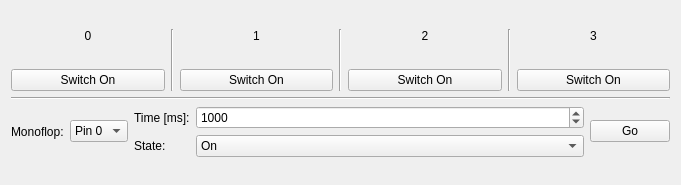
Qt form src/brickv/plugin_system/plugins/industrial_quad_relay_v2/ui/industrial_quad_relay_v2.ui (Tinkerforge/brickv) before a commit.
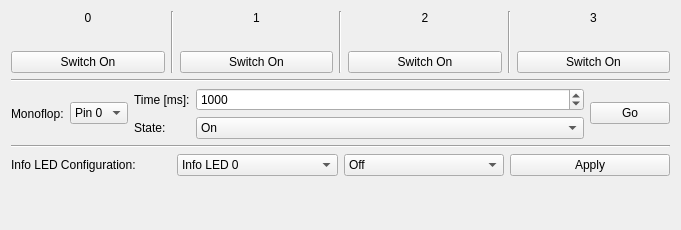
The same form after that commit.

Commit message: industrial-quad-relay-v2: Add info LED config support

Patch:
```diff
--- a/src/brickv/plugin_system/plugins/industrial_quad_relay_v2/ui/industrial_quad_relay_v2.ui
+++ b/src/brickv/plugin_system/plugins/industrial_quad_relay_v2/ui/industrial_quad_relay_v2.ui
@@ -7,26 +7,13 @@
     <x>0</x>
     <y>0</y>
     <width>681</width>
-    <height>185</height>
+    <height>230</height>
    </rect>
   </property>
   <property name="windowTitle">
    <string>Form</string>
   </property>
   <layout class="QVBoxLayout" name="verticalLayout">
-   <item>
-    <spacer name="verticalSpacer">
-     <property name="orientation">
-      <enum>Qt::Vertical</enum>
-     </property>
-     <property name="sizeHint" stdset="0">
-      <size>
-       <width>0</width>
-       <height>0</height>
-      </size>
-     </property>
-    </spacer>
-   </item>
    <item>
     <layout class="QHBoxLayout" name="horizontalLayout_4">
      <item>
@@ -283,6 +270,82 @@
      </item>
     </layout>
    </item>
+   <item>
+    <widget class="Line" name="line_2">
+     <property name="orientation">
+      <enum>Qt::Horizontal</enum>
+     </property>
+    </widget>
+   </item>
+   <item>
+    <layout class="QHBoxLayout" name="horizontalLayout">
+     <property name="bottomMargin">
+      <number>0</number>
+     </property>
+     <item>
+      <widget class="QLabel" name="label">
+       <property name="text">
+        <string>Info LED Configuration:</string>
+       </property>
+      </widget>
+     </item>
+     <item>
+      <widget class="QComboBox" name="cbox_ilc_l">
+       <item>
+        <property name="text">
+         <string>Info LED 0</string>
+        </property>
+       </item>
+       <item>
+        <property name="text">
+         <string>Info LED 1</string>
+        </property>
+       </item>
+       <item>
+        <property name="text">
+         <string>Info LED 2</string>
+        </property>
+       </item>
+       <item>
+        <property name="text">
+         <string>Info LED 3</string>
+        </property>
+       </item>
+      </widget>
+     </item>
+     <item>
+      <widget class="QComboBox" name="cbox_ilc_c">
+       <item>
+        <property name="text">
+         <string>Off</string>
+        </property>
+       </item>
+       <item>
+        <property name="text">
+         <string>On</string>
+        </property>
+       </item>
+       <item>
+        <property name="text">
+         <string>Heartbeat</string>
+        </property>
+       </item>
+       <item>
+        <property name="text">
+         <string>Channel Status</string>
+        </property>
+       </item>
+      </widget>
+     </item>
+     <item>
+      <widget class="QPushButton" name="btn_ilc_apply">
+       <property name="text">
+        <string>Apply</string>
+       </property>
+      </widget>
+     </item>
+    </layout>
+   </item>
    <item>
     <spacer name="verticalSpacer_2">
      <property name="orientation">
```
The commit also changes 2 other files.
